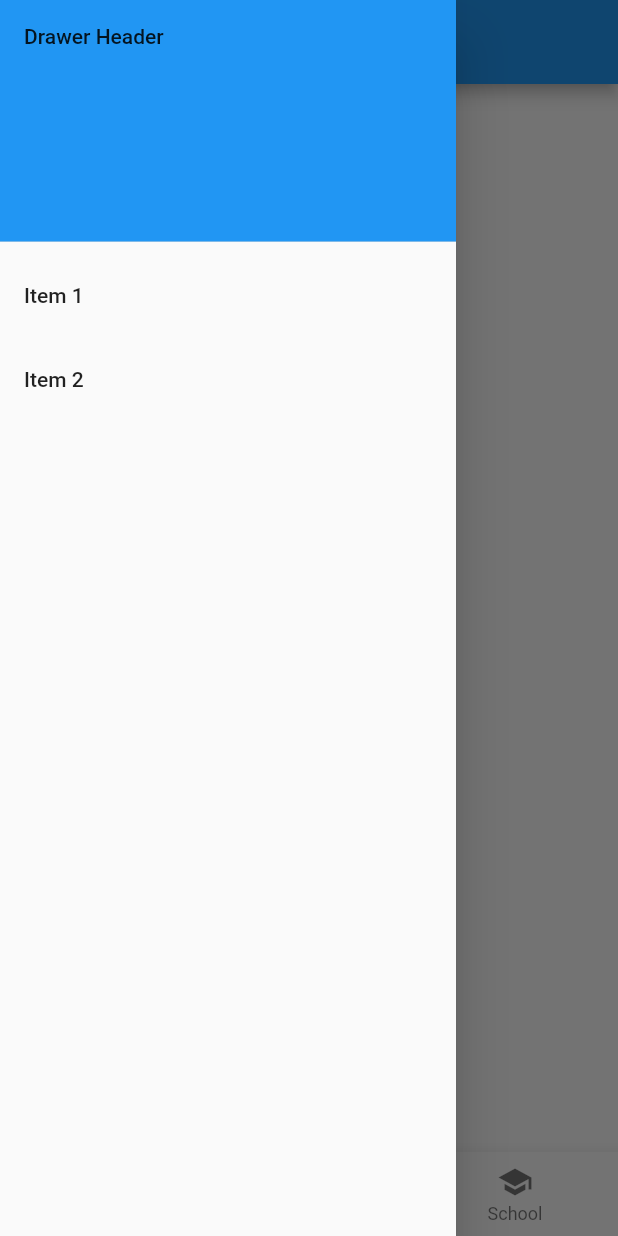
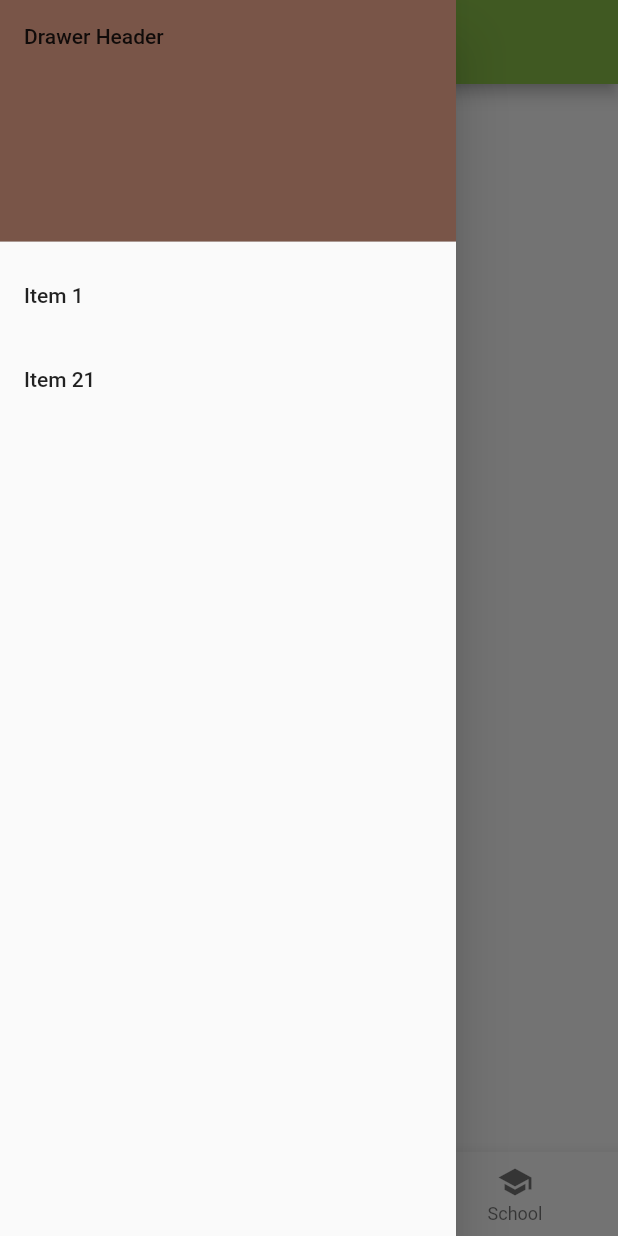
Before and after one commit to sumanbiswas7/learn-flutter, a Flutter app: the screen it shows after launch, with the side drawer open, on a phone screen of 412 x 824 dp. Run offline on Flutter 3.47's test engine with Material 2 defaults, Android fonts, the phone set to English and light mode, and no system bars; our stand-ins replace google_fonts; Roboto replaces fonts that are missing (Acme).

Commit message:
add day2

```diff
--- /dev/null
+++ b/lib/components/app_drawer.dart
@@ -0,0 +1,39 @@
+import 'package:flutter/material.dart';
+
+class AppDrawer extends StatelessWidget {
+  const AppDrawer({Key? key}) : super(key: key);
+
+  @override
+  Widget build(BuildContext context) {
+    const bgColor = Colors.brown;
+    const itemNo = 21;
+
+    return Drawer(
+      child: ListView(
+        padding: EdgeInsets.zero,
+        children: [
+          const DrawerHeader(
+            decoration: BoxDecoration(
+              color: bgColor,
+            ),
+            child: Text('Drawer Header'),
+          ),
+          ListTile(
+            title: const Text('Item 1'),
+            onTap: () {
+              // Update the state of the app.
+              // ...
+            },
+          ),
+          ListTile(
+            title: const Text('Item $itemNo'),
+            onTap: () {
+              // Update the state of the app.
+              // ...
+            },
+          ),
+        ],
+      ),
+    );
+  }
+}
--- a/lib/main.dart
+++ b/lib/main.dart
@@ -1,6 +1,7 @@
-import 'package:coolapp/screens/home_screen.dart';
+import 'package:coolapp/routes/app_routes.dart';
 import 'package:flutter/material.dart';
 import 'package:flutter/services.dart';
+import 'package:google_fonts/google_fonts.dart';
 
 void main() {
   // Set the status bar color to blue
@@ -15,8 +16,14 @@ class MainApp extends StatelessWidget {
 
   @override
   Widget build(BuildContext context) {
-    return const MaterialApp(
-      home: HomeScreen(),
+    return MaterialApp(
+      theme: ThemeData(
+          fontFamily: GoogleFonts.acme().fontFamily,
+          primaryColor: Colors.lightGreen,
+          colorScheme: ColorScheme.fromSwatch(
+            primarySwatch: Colors.brown,
+          )),
+      routes: AppRoutes.getRoutes(),
     );
   }
 }
--- /dev/null
+++ b/lib/routes/app_routes.dart
@@ -0,0 +1,13 @@
+import 'package:coolapp/screens/home_screen.dart';
+import 'package:coolapp/screens/login_screen.dart';
+import 'package:flutter/material.dart';
+
+class AppRoutes {
+  static Map<String, WidgetBuilder> getRoutes() {
+    return {
+      "/": (context) => const HomeScreen(),
+      "/login": (context) => const LoginScreen(),
+      "/signup": (context) => const LoginScreen(),
+    };
+  }
+}
--- a/lib/screens/home_screen.dart
+++ b/lib/screens/home_screen.dart
@@ -1,3 +1,4 @@
+import 'package:coolapp/components/app_drawer.dart';
 import 'package:coolapp/components/bottom_navbar.dart';
 import 'package:flutter/material.dart';
 
@@ -7,39 +8,12 @@ class HomeScreen extends StatelessWidget {
   @override
   Widget build(BuildContext context) {
     return Scaffold(
-      appBar: AppBar(),
-      drawer: Drawer(
-        // Add a ListView to the drawer. This ensures the user can scroll
-        // through the options in the drawer if there isn't enough vertical
-        // space to fit everything.
-        child: ListView(
-          // Important: Remove any padding from the ListView.
-          padding: EdgeInsets.zero,
-          children: [
-            const DrawerHeader(
-              decoration: BoxDecoration(
-                color: Colors.blue,
-              ),
-              child: Text('Drawer Header'),
-            ),
-            ListTile(
-              title: const Text('Item 1'),
-              onTap: () {
-                // Update the state of the app.
-                // ...
-              },
-            ),
-            ListTile(
-              title: const Text('Item 2'),
-              onTap: () {
-                // Update the state of the app.
-                // ...
-              },
-            ),
-          ],
-        ),
+      appBar: AppBar(
+        backgroundColor: Theme.of(context).primaryColor,
       ),
+      drawer: const AppDrawer(),
       bottomNavigationBar: const BottomNavigationBarExample(),
+      body: Text("wow"),
     );
   }
 }
```
Also changed, not shown: backup.dart (deleted, +0 -125 lines), lib/screens/login_screen.dart (added, +57 -0 lines), pubspec.yaml (+5 -6 lines), assets/images/login-illustration.png (added), assets/images/login-illustration.svg (added), pubspec.lock, 1 other file.
